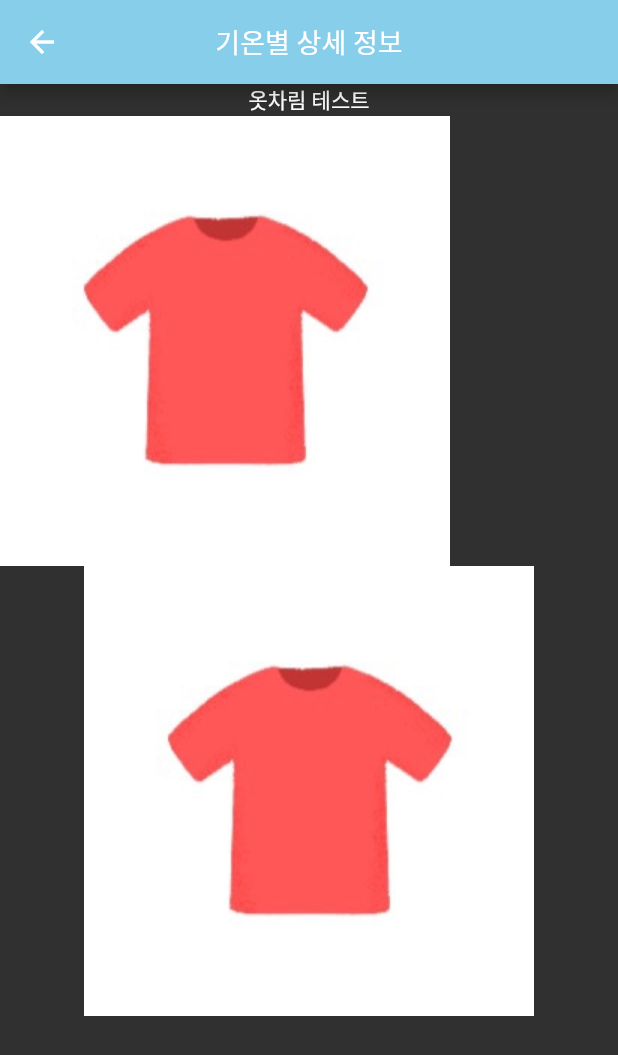
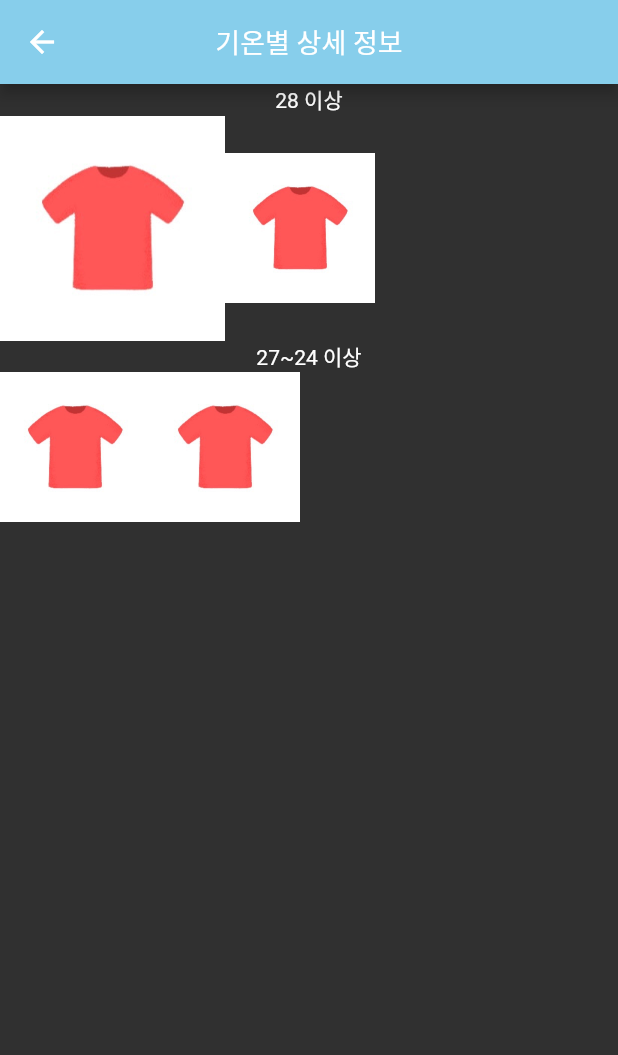
Before and after one commit to hyeon223/weather_ossp1, a Flutter app: the style_info_button screen opened directly, on a phone screen of 412 x 824 dp. Shown: the top 1055 px of the screen. Run offline on Flutter 3.47's test engine with Material 2 defaults, Android fonts, the phone set to English and light mode, and no system bars; our stand-ins replace cached_network_image, flutter_riverpod, freezed_annotation; network calls fail.

Commit message:
modify style_info

```diff
--- a/lib/src/features/weather_page/style_info_button.dart
+++ b/lib/src/features/weather_page/style_info_button.dart
@@ -21,21 +21,28 @@ class _style_info_buttonState extends State<style_info_button> {
               icon: Icon(Icons.arrow_back)
           ),
         ),
-        body: Container(
-          child: Column(
-            children: [
+        body: ListView(
+          children: <Widget>[
+            Container(
+              child: Column(
+                children: [
+                  Text('28 이상'),
+                  Row(children: [
+                    Image.asset('assets/반팔.jpg',height: 150, width: 150),
+                    Image.asset('assets/반팔.jpg',height: 100, width: 100)
+                  ],),
 
-              Text('옷차림 테스트'),
+                  Text('27~24 이상'),
+                  Row(children: [
+                    Image.asset('assets/반팔.jpg',height: 100, width: 100),
+                    Image.asset('assets/반팔.jpg',height: 100, width: 100)
+                  ],),
 
-              Row(children: [
-                Image.asset('assets/반팔.jpg'),
-              ],),
+                  //Image.asset('assets/반팔.jpg'),//이미지 추가중
 
-              Image.asset('assets/반팔.jpg'),//이미지 추가중
-
-            ],
-          ),
-        )
+                ],),
+            )
+          ],)
     );
   }
 }
--- a/lib/src/features/weather_page/weather_page.dart
+++ b/lib/src/features/weather_page/weather_page.dart
@@ -134,7 +134,7 @@ class WeatherPage extends StatelessWidget {
                                 return AlertDialog( title: Text('11°C ~ 9°C 에서는'),
                                   content: SingleChildScrollView(child:
                                   ListBody(children: [
-                                    Text('트렌치코트, 야상, 점퍼, 기모바지를 추천합니다.'),
+                                    Text('트렌치코트, 가죽 자켓, 점퍼, 기모바지를 추천합니다.'),
                                     Text(''),
                                     Text(''),
                                     TextButton(onPressed: (){Navigator.of(context).pop();}, child: Text('ok'))
@@ -153,7 +153,7 @@ class WeatherPage extends StatelessWidget {
                                 return AlertDialog( title: Text('8°C ~ 5°C 에서는'),
                                   content: SingleChildScrollView(child:
                                   ListBody(children: [
-                                    Text('울코트, 히트텍, 가죽 자켓, 니트, 레깅스, 기모를 추천합니다.'),
+                                    Text('울코트, 히트텍, 니트, 레깅스를 추천합니다.'),
                                     Text(''),
                                     Text(''),
                                     TextButton(onPressed: (){Navigator.of(context).pop();}, child: Text('ok'))
@@ -172,7 +172,7 @@ class WeatherPage extends StatelessWidget {
                                 return AlertDialog( title: Text('4°C 이하 에서는'),
                                   content: SingleChildScrollView(child:
                                   ListBody(children: [
-                                    Text('패딩, 두꺼운 코트, 누빔옷, 기모제품, 목도리를 추천합니다.'),
+                                    Text('패딩, 두꺼운 코트, 누빔옷, 목도리를 추천합니다.'),
                                     Text(''),
                                     Text(''),
                                     TextButton(onPressed: (){Navigator.of(context).pop();}, child: Text('ok'))
```
